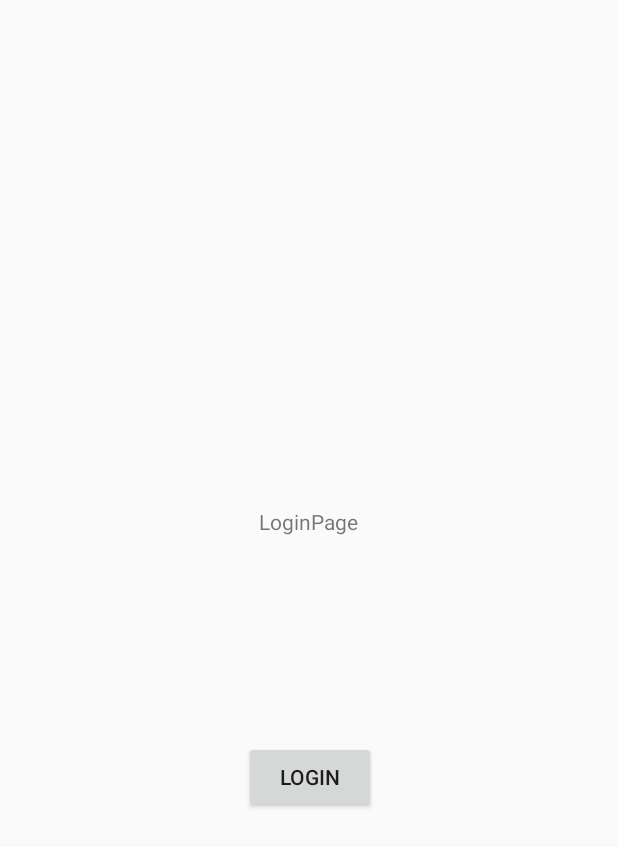
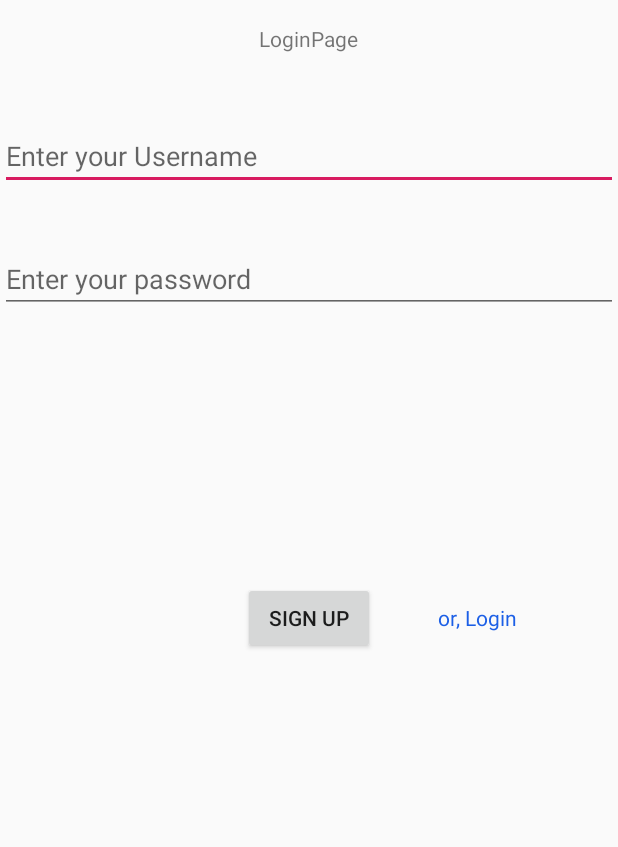
Before and after one commit to Eoghan-oconnor/FinalYearProject, an Android app: the layout activity_main.xml on its own in the app's theme, with its tools: preview values and no code run, on a phone screen of 412 x 824 dp. Shown: the top 847 px of the screen. Run offline under Robolectric (Android 15) with nearby library versions, the phone set to English and light mode, and no system bars.

Commit message:
Adding Login and SignUp

```diff
--- a/app/src/main/java/com/example/finalyearproject/StarterApplication.java
+++ b/app/src/main/java/com/example/finalyearproject/StarterApplication.java
@@ -32,12 +32,12 @@ public class StarterApplication extends Application {
         Parse.initialize(new Parse.Configuration.Builder(getApplicationContext())
                 .applicationId("2ff482936bfe8ac0a0fb8a13d9dbe8f58d06580f")
                 .clientKey("3d1597fb59cb965e1c36f21bcca00bc3f1a8d9ed")
-                .server("http://3.18.111.66:80/parse/")
+                .server("http://3.21.75.127:80/parse/")
                 .build()
         );
 
 
-        ParseObject object = new ParseObject("ExampleObject");
+       /* ParseObject object = new ParseObject("ExampleObject");
         object.put("myNumber", "123");
         object.put("myString", "rob");
 
@@ -50,7 +50,7 @@ public class StarterApplication extends Application {
                     Log.i("Parse Result", "Failed" + ex.toString());
                 }
             }
-        });
+        });*/
 
 
         //ParseUser.enableAutomaticUser();
--- a/app/src/main/res/layout/activity_main.xml
+++ b/app/src/main/res/layout/activity_main.xml
@@ -11,19 +11,48 @@ tools:context=".MainActivity">
         android:layout_height="wrap_content"
         android:layout_alignParentTop="true"
         android:layout_centerHorizontal="true"
-    android:layout_marginTop="338dp"
+        android:layout_marginTop="16dp"
         android:text="LoginPage" />
 
+    <EditText
+        android:id="@+id/usernameEditText"
+        android:layout_width="match_parent"
+        android:layout_height="wrap_content"
+        android:layout_alignParentStart="true"
+        android:layout_alignParentTop="true"
+        android:layout_marginStart="0dp"
+        android:layout_marginTop="81dp"
+        android:ems="10"
+        android:hint="Enter your Username"
+        android:inputType="textPersonName" />
+
+    <EditText
+        android:id="@+id/passwordEditText"
+        android:layout_width="match_parent"
+        android:layout_height="wrap_content"
+        android:layout_alignParentStart="true"
+        android:layout_alignParentTop="true"
+        android:layout_marginTop="163dp"
+        android:ems="10"
+        android:hint="Enter your password "
+        android:inputType="textPassword" />
+
     <Button
+        android:id="@+id/SignUp"
+        android:layout_width="wrap_content"
+        android:layout_height="wrap_content"
+        android:layout_centerInParent="true"
+        android:onClick="signUp"
+        android:text="Sign up" />
 
-        android:id="@+id/button"
+    <TextView
+        android:id="@+id/ChangeSignUpMode"
         android:layout_width="wrap_content"
         android:layout_height="wrap_content"
         android:layout_alignParentEnd="true"
-        android:layout_alignParentBottom="true"
-        android:layout_centerHorizontal="true"
-        android:layout_marginEnd="161dp"
-        android:layout_marginBottom="282dp"
-        android:text="Login" />
+        android:layout_centerVertical="true"
+        android:layout_marginEnd="67dp"
+        android:text="or, Login"
+        android:textColor="#1C5FE6" />
 
 </RelativeLayout>
```
Also changed, not shown: app/src/main/java/com/example/finalyearproject/MainActivity.java (+100 -11 lines), app/src/main/java/com/example/finalyearproject/MapsActivity.java (+7 -3 lines). Lines whose indentation alone changed are shown as unchanged.
